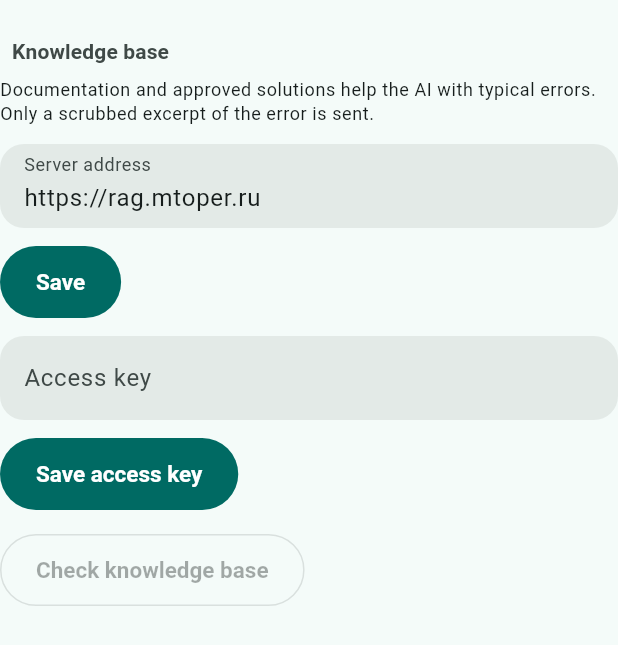
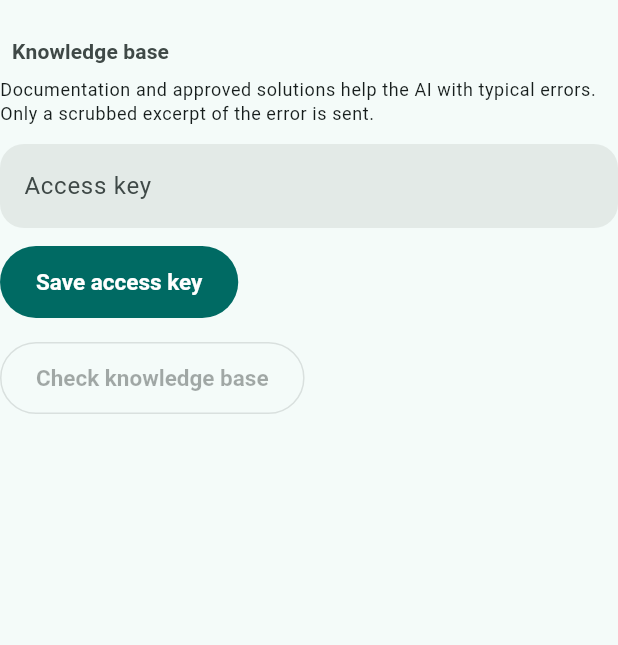
Before and after one commit to waraharamharm/solagent-test, a Flutter app: the RagSettingsSection widget shown alone on an empty page, opened directly, on a phone screen of 412 x 824 dp. Shown: the top 645 px of the screen. Run offline on Flutter 3.47's test engine with Material 3 defaults, Android fonts, the phone set to English and light mode, and no system bars; drawn by our look-alikes of dynamic_color; our stand-ins replace dio, firebase_core, firebase_messaging, flutter_riverpod, flutter_secure_storage, go_router and 2 more; missing offline and left inert: dartssh2, flutter_foreground_task; accounts and stored records are empty; generated files the repository leaves out were written again.

Commit message:
Hide the knowledge-server address in the app, record the central-base decision, and add a Russian OpenSpec proposal for safe auto-approval of user solutions.
Co-authored-by: Cursor <cursoragent@cursor.com>

```diff
--- a/lib/features/rag/presentation/rag_settings_section.dart
+++ b/lib/features/rag/presentation/rag_settings_section.dart
@@ -11,8 +11,9 @@ import '../application/rag_providers.dart';
 import '../domain/rag_models.dart';
 import '../l10n/rag_failure_text.dart';
 
-/// Address, access key and a connection check for the knowledge base, shown
-/// at the bottom of the AI screen.
+/// Access key and a connection check for the knowledge base, shown at the
+/// bottom of the AI screen. The server address is deliberately not shown: the
+/// default is used.
 class RagSettingsSection extends ConsumerStatefulWidget {
   const RagSettingsSection({super.key});
 
@@ -21,13 +22,10 @@ class RagSettingsSection extends ConsumerStatefulWidget {
 }
 
 class _RagSettingsSectionState extends ConsumerState<RagSettingsSection> {
-  final _urlController = TextEditingController();
   final _keyController = TextEditingController();
-  String? _syncedUrl;
 
   @override
   void dispose() {
-    _urlController.dispose();
     _keyController.dispose();
     super.dispose();
   }
@@ -45,13 +43,6 @@ class _RagSettingsSectionState extends ConsumerState<RagSettingsSection> {
       if (mounted) _showMessage(appProblemText(context.l10n, e.problem));
     }
   }
-
-  Future<void> _saveUrl() => _guard(() async {
-    await ref
-        .read(ragSettingsControllerProvider.notifier)
-        .updateBaseUrl(_urlController.text);
-    if (mounted) _showMessage(context.l10n.llmSettingsSaved);
-  });
 
   Future<void> _saveKey() => _guard(() async {
     await ref
@@ -89,30 +80,11 @@ class _RagSettingsSectionState extends ConsumerState<RagSettingsSection> {
     final scheme = Theme.of(context).colorScheme;
     final settings = ref.watch(ragSettingsControllerProvider).value;
     if (settings == null) return const SizedBox.shrink();
-    if (_syncedUrl != settings.baseUrl) {
-      _syncedUrl = settings.baseUrl;
-      _urlController.text = settings.baseUrl;
-    }
     return Column(
       crossAxisAlignment: CrossAxisAlignment.start,
       children: [
         GroupHeader(l10n.ragSectionTitle),
         Text(l10n.ragHint, style: Theme.of(context).textTheme.bodySmall),
-        const SizedBox(height: AppSpace.md),
-        TextField(
-          controller: _urlController,
-          keyboardType: TextInputType.url,
-          autocorrect: false,
-          decoration: InputDecoration(labelText: l10n.ragAddressLabel),
-        ),
-        const SizedBox(height: AppSpace.md),
-        Align(
-          alignment: Alignment.centerLeft,
-          child: FilledButton(
-            onPressed: _saveUrl,
-            child: Text(l10n.commonSave),
-          ),
-        ),
         const SizedBox(height: AppSpace.md),
         if (settings.hasApiKey)
           GroupedList(
--- a/openspec/config.yaml
+++ b/openspec/config.yaml
@@ -1,8 +1,8 @@
 schema: spec-driven
 
 context: |
-  Language: en
-  All artifacts must be written in en.
+  Language: ru
+  All artifacts must be written in ru.
   Keep OpenSpec structural headings and SHALL/MUST keywords in English.
 
 # Per-artifact rules (optional)
```
Also changed, not shown: 10 other files.
